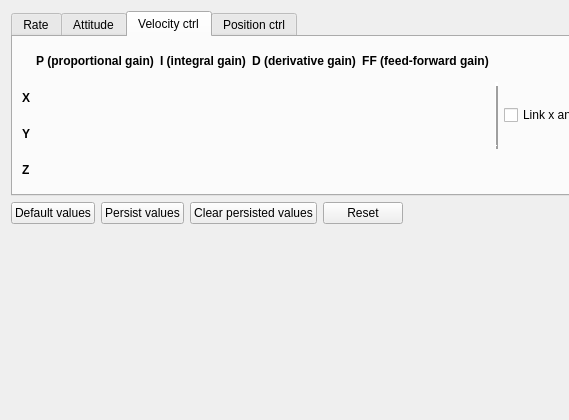
This is src/cfclient/ui/tabs/tuningTab.ui in radupascale/crazyflie-clients-python-px505 as Qt 5 draws it before an edit; both pictures show x 0 to 569 and y 0 to 420 of the 985 by 420 pixel window. The edited form follows.
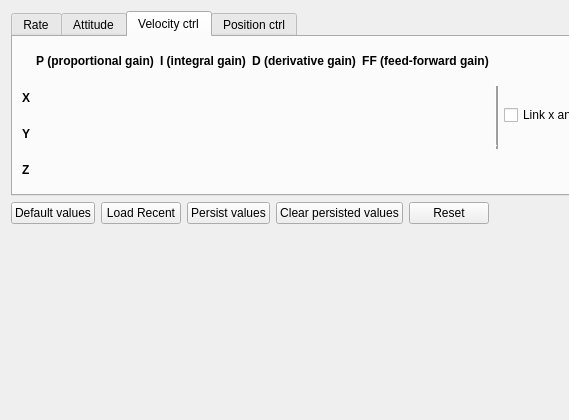
This is the edited form.

Commit message: TuningTab: Add save and load and update paths

The edit to the form file:
```diff
--- a/src/cfclient/ui/tabs/tuningTab.ui
+++ b/src/cfclient/ui/tabs/tuningTab.ui
@@ -718,6 +718,16 @@
        </property>
       </widget>
      </item>
+     <item>
+      <widget class="QPushButton" name="most_recent_button">
+       <property name="toolTip">
+        <string>Load the most recent params file in the drone_parameters dir</string>
+       </property>
+       <property name="text">
+        <string>Load Recent</string>
+       </property>
+      </widget>
+     </item>
      <item>
       <widget class="QPushButton" name="store_button">
        <property name="toolTip">
```
The commit also changes 1 other file.
